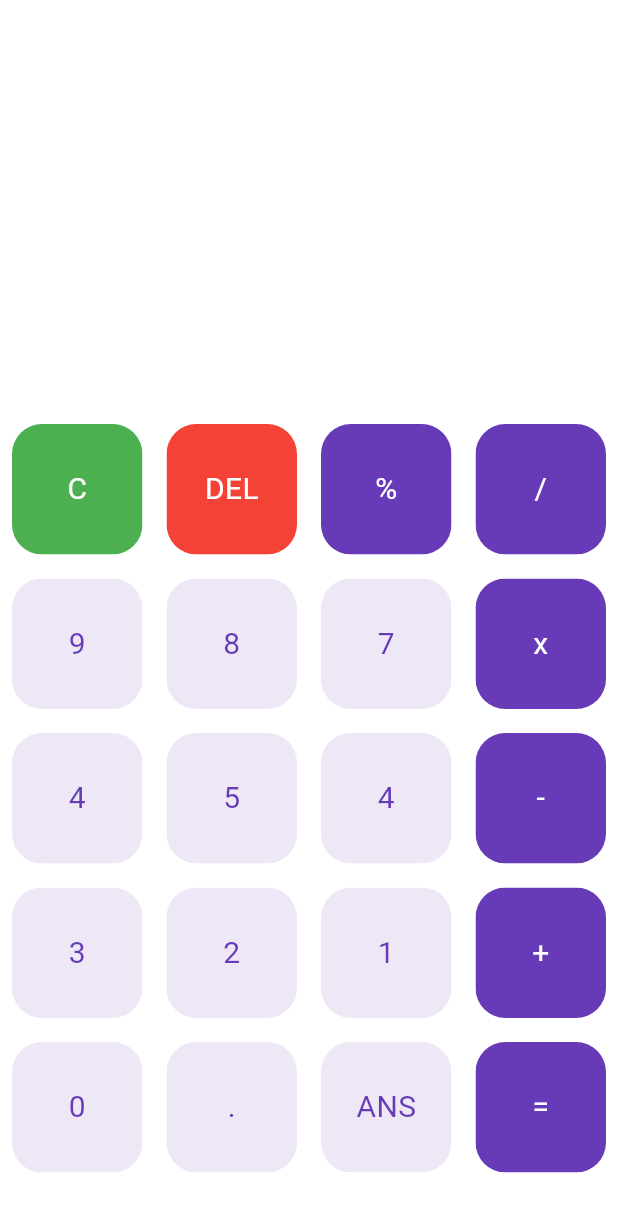
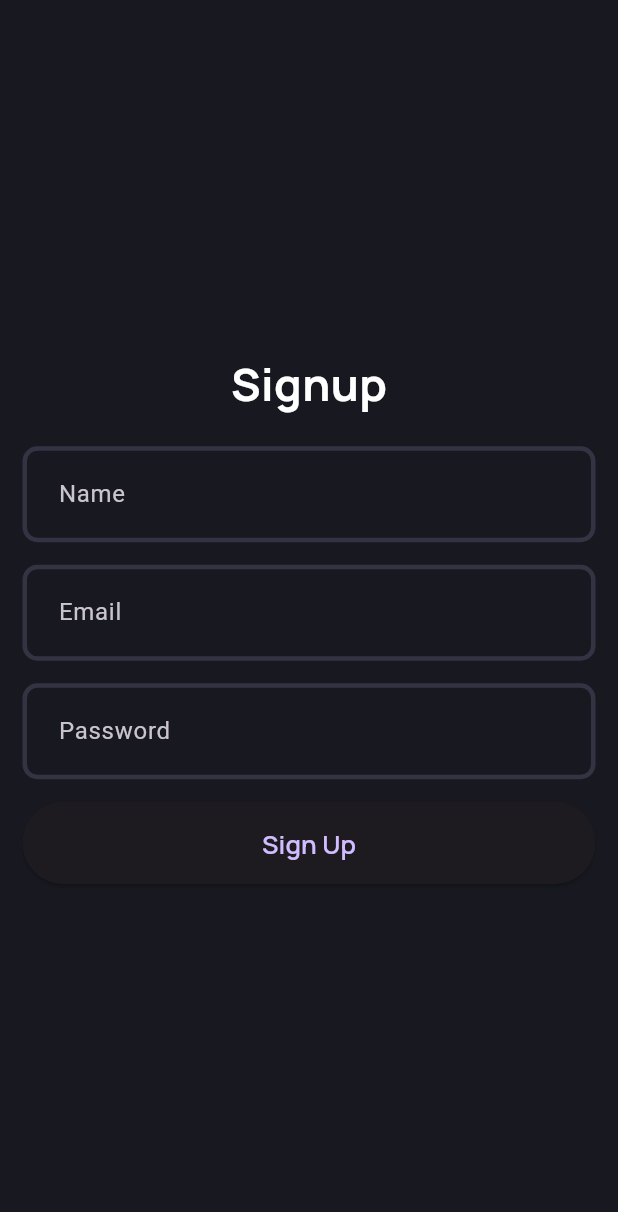
Before and after one commit to 41hulk/calmob, a Flutter app: the screen it shows after launch, on a phone screen of 412 x 824 dp. Shown: the top 1212 px of the screen. Run offline on Flutter 3.47's test engine with Material 3 defaults, Android fonts, the phone set to English and light mode, and no system bars; our stand-ins replace google_fonts.

Commit message:
folder structure and auth page

```diff
--- a/lib/button.dart
+++ /dev/null
@@ -1,37 +0,0 @@
-import 'package:flutter/material.dart';
-
-class MyButton extends StatelessWidget {
-  const MyButton(
-      {super.key,
-      this.color,
-      this.textColor,
-      required this.buttonText,
-      this.buttonTapped});
-
-  final color;
-  final textColor;
-  final String buttonText;
-  final buttonTapped;
-
-  @override
-  Widget build(BuildContext context) {
-    return GestureDetector(
-      onTap: buttonTapped,
-      child: Padding(
-        padding: const EdgeInsets.all(8.0),
-        child: ClipRRect(
-          borderRadius: BorderRadius.circular(20),
-          child: Container(
-            color: color,
-            child: Center(
-              child: Text(
-                buttonText,
-                style: TextStyle(color: textColor, fontSize: 20),
-              ),
-            ),
-          ),
-        ),
-      ),
-    );
-  }
-}
--- /dev/null
+++ b/lib/core/theme/app_pallete.dart
@@ -0,0 +1,13 @@
+import 'package:flutter/material.dart';
+
+class AppPallete {
+  static const Color backgroundColor = Color.fromRGBO(24, 24, 32, 1);
+  static const Color gradient1 = Color.fromRGBO(187, 63, 221, 1);
+  static const Color gradient2 = Color.fromRGBO(251, 109, 169, 1);
+  static const Color gradient3 = Color.fromRGBO(255, 159, 124, 1);
+  static const Color borderColor = Color.fromRGBO(52, 51, 67, 1);
+  static const Color whiteColor = Colors.white;
+  static const Color greyColor = Colors.grey;
+  static const Color errorColor = Colors.redAccent;
+  static const Color transparentColor = Colors.transparent;
+}
--- /dev/null
+++ b/lib/core/theme/theme.dart
@@ -0,0 +1,22 @@
+import 'package:calc/core/theme/app_pallete.dart';
+import 'package:flutter/material.dart';
+
+class AppTheme {
+  static _border([Color color = AppPallete.borderColor]) => OutlineInputBorder(
+        borderSide: BorderSide(
+          color: color,
+          width: 3,
+        ),
+        borderRadius: BorderRadius.circular(10),
+      );
+  static final darkThemeMode = ThemeData.dark().copyWith(
+    scaffoldBackgroundColor: AppPallete.backgroundColor,
+    inputDecorationTheme: InputDecorationTheme(
+      contentPadding: const EdgeInsets.all(20),
+      border: _border(),
+      enabledBorder: _border(),
+      focusedBorder: _border(AppPallete.gradient2),
+      errorBorder: _border(AppPallete.errorColor),
+    ),
+  );
+}
--- /dev/null
+++ b/lib/features/auth/presentation/pages/signup_page.dart
@@ -0,0 +1,48 @@
+import 'package:calc/features/auth/presentation/widgets/auth_field.dart';
+import 'package:calc/features/auth/presentation/widgets/auth_gradient_button.dart';
+import 'package:flutter/material.dart';
+import 'package:google_fonts/google_fonts.dart';
+
+class SignUpPage extends StatefulWidget {
+  const SignUpPage({super.key});
+
+  @override
+  State<SignUpPage> createState() => _SignUpPageState();
+}
+
+class _SignUpPageState extends State<SignUpPage> {
+  @override
+  Widget build(BuildContext context) {
+    return Scaffold(
+      body: Padding(
+        padding: const EdgeInsets.all(15.0),
+        child: Column(
+          mainAxisAlignment: MainAxisAlignment.center,
+          children: [
+            Text(
+              "Signup",
+              style: GoogleFonts.manrope(
+                  fontSize: 30,
+                  fontWeight: FontWeight.bold,
+                  color: Colors.white),
+            ),
+            const SizedBox(height: 20),
+            AuthField(hintText: 'Name'),
+            const SizedBox(
+              height: 15,
+            ),
+            AuthField(hintText: 'Email'),
+            const SizedBox(
+              height: 15,
+            ),
+            AuthField(hintText: 'Password'),
+            const SizedBox(
+              height: 15,
+            ),
+            AuthGradientButton(),
+          ],
+        ),
+      ),
+    );
+  }
+}
--- /dev/null
+++ b/lib/features/auth/presentation/widgets/auth_field.dart
@@ -0,0 +1,14 @@
+import 'package:flutter/material.dart';
+
+class AuthField extends StatelessWidget {
+  final String hintText;
+  const AuthField({super.key, required this.hintText});
+
+  @override
+  Widget build(BuildContext context) {
+    return TextFormField(
+        decoration: InputDecoration(
+      hintText: hintText,
+    ));
+  }
+}
--- /dev/null
+++ b/lib/features/auth/presentation/widgets/auth_gradient_button.dart
@@ -0,0 +1,21 @@
+import 'package:flutter/material.dart';
+import 'package:google_fonts/google_fonts.dart';
+
+class AuthGradientButton extends StatelessWidget {
+  const AuthGradientButton({super.key});
+
+  @override
+  Widget build(BuildContext context) {
+    return Container(
+      child: ElevatedButton(
+        onPressed: () {},
+        style: ElevatedButton.styleFrom(fixedSize: const Size(395, 55)),
+        child: Text('Sign Up',
+            style: GoogleFonts.manrope(
+              fontSize: 17,
+              fontWeight: FontWeight.w600,
+            )),
+      ),
+    );
+  }
+}
--- a/lib/main.dart
+++ b/lib/main.dart
@@ -1,9 +1,9 @@
-import 'package:calc/button.dart';
+import 'package:calc/core/theme/theme.dart';
+import 'package:calc/features/auth/presentation/pages/signup_page.dart';
 import 'package:flutter/material.dart';
-import 'package:math_expressions/math_expressions.dart';
 
 void main() {
-  runApp(MyApp());
+  runApp(const MyApp());
 }
 
 class MyApp extends StatelessWidget {
@@ -12,168 +12,9 @@ class MyApp extends StatelessWidget {
   @override
   Widget build(BuildContext context) {
     return MaterialApp(
-      debugShowCheckedModeBanner: false,
-      home: HomePage(),
-    );
+        debugShowCheckedModeBanner: false,
+        title: 'quiz app',
+        theme: AppTheme.darkThemeMode,
+        home: const SignUpPage());
   }
 }
-
-class HomePage extends StatefulWidget {
-  @override
-  _HomePageState createState() => _HomePageState();
-}
-
-class _HomePageState extends State<HomePage> {
-  var userQuestion = '';
-  var userAnswer = '';
-
-  final myTextStyle = TextStyle(fontSize: 30, color: Colors.deepPurple[900]);
-  final List<String> buttons = [
-    'C',
-    'DEL',
-    '%',
-    '/',
-    '9',
-    '8',
-    '7',
-    'x',
-    '4',
-    '5',
-    '4',
-    '-',
-    '3',
-    '2',
-    '1',
-    '+',
-    '0',
-    '.',
-    'ANS',
-    '=',
-  ];
-
-  @override
-  Widget build(BuildContext context) {
-    return Scaffold(
-      backgroundColor: const Color.fromARGB(255, 255, 255, 255),
-      body: Column(
-        children: <Widget>[
-          //this is our display screen
-          Expanded(
-            child: Column(
-              mainAxisAlignment: MainAxisAlignment.spaceEvenly,
-              children: <Widget>[
-                const SizedBox(
-                  height: 50,
-                ),
-                Container(
-                    padding: const EdgeInsets.all(20),
-                    alignment: Alignment.centerLeft,
-                    child: Text(
-                      userQuestion,
-                      style: const TextStyle(fontSize: 20),
-                    )),
-                Container(
-                    padding: const EdgeInsets.all(20),
-                    alignment: Alignment.centerRight,
-                    child: Text(
-                      userAnswer,
-                      style: const TextStyle(fontSize: 20),
-                    ))
-              ],
-            ),
-          ),
-
-          Expanded(
-            flex: 2,
-            child: GridView.builder(
-                itemCount: buttons.length,
-                gridDelegate: const SliverGridDelegateWithFixedCrossAxisCount(
-                    crossAxisCount: 4),
-                itemBuilder: (BuildContext context, int index) {
-                  // Clear (C) Button
-                  if (index == 0) {
-                    return MyButton(
-                      buttonTapped: () {
-                        setState(() {
-                          userQuestion = '';
-                        });
-                      },
-                      buttonText: buttons[index],
-                      color: Colors.green,
-                      textColor: Colors.white,
-                    );
-                  }
-
-                  // Delete (DEL) button
-                  else if (index == 1) {
-                    return MyButton(
-                      buttonTapped: () {
-                        setState(() {
-                          userQuestion = userQuestion.substring(
-                              0, userQuestion.length - 1);
-                        });
-                      },
-                      buttonText: buttons[index],
-                      color: Colors.red,
-                      textColor: Colors.white,
-                    );
-                  }
-
-                  // Equal button
-                  else if (index == buttons.length - 1) {
-                    return MyButton(
-                      buttonTapped: () {
-                        setState(() {
-                          equalPressed();
-                        });
-                      },
-                      buttonText: buttons[index],
-                      color: Colors.deepPurple,
-                      textColor: Colors.white,
-                    );
-                  }
-
-                  // Rest of the button
-                  else {
-                    return MyButton(
-                      buttonTapped: () {
-                        setState(() {
-                          userQuestion += buttons[index];
-                        });
-                      },
-                      buttonText: buttons[index],
-                      color: isOperator(buttons[index])
-                          ? Colors.deepPurple
-                          : Colors.deepPurple[50],
-                      textColor: isOperator(buttons[index])
-                          ? Colors.white
-                          : Colors.deepPurple,
-                    );
-                  }
-                }),
-          ),
-        ],
-      ),
-    );
-  }
-
-  bool isOperator(String x) {
-    if (x == '%' || x == '/' || x == 'x' || x == '-' || x == '+' || x == '=') {
-      return true;
-    }
-
-    return false;
-  }
-
-  void equalPressed() {
-    String finalQuestion = userQuestion;
-    finalQuestion = finalQuestion.replaceAll('x', '*');
-
-    Parser p = Parser();
-    Expression exp = p.parse(finalQuestion);
-    ContextModel cm = ContextModel();
-    double eval = exp.evaluate(EvaluationType.REAL, cm);
-
-    userAnswer = eval.toString();
-  }
-}
--- a/pubspec.yaml
+++ b/pubspec.yaml
@@ -35,7 +35,8 @@ dependencies:
   # The following adds the Cupertino Icons font to your application.
   # Use with the CupertinoIcons class for iOS style icons.
   cupertino_icons: ^1.0.6
-  math_expressions: ^2.4.0
+  google_fonts: ^6.2.0
+
 
 
 dev_dependencies:
```
Also changed, not shown: pubspec.lock, 6 other files.
